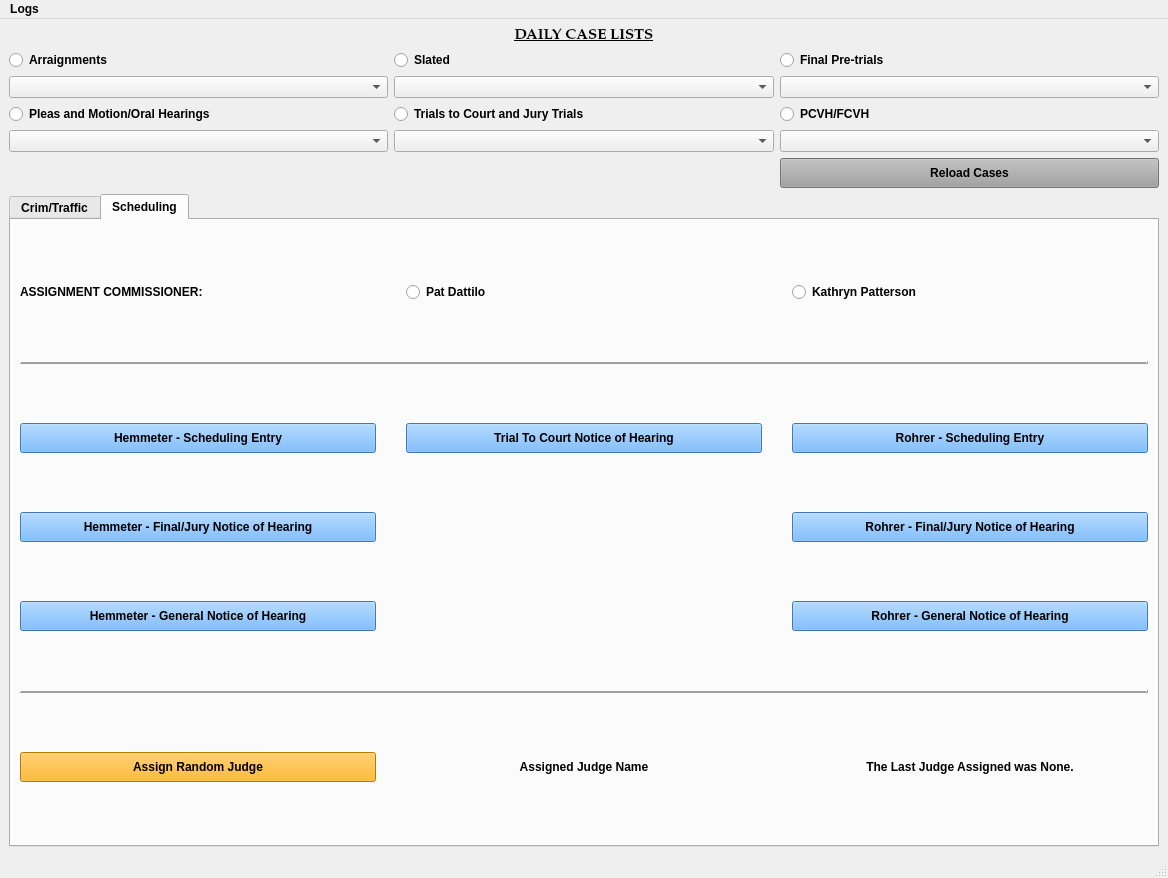
HunterProgram22/MuniEntry, file munientry/views/ui/MainWindow.ui: the form before one commit.
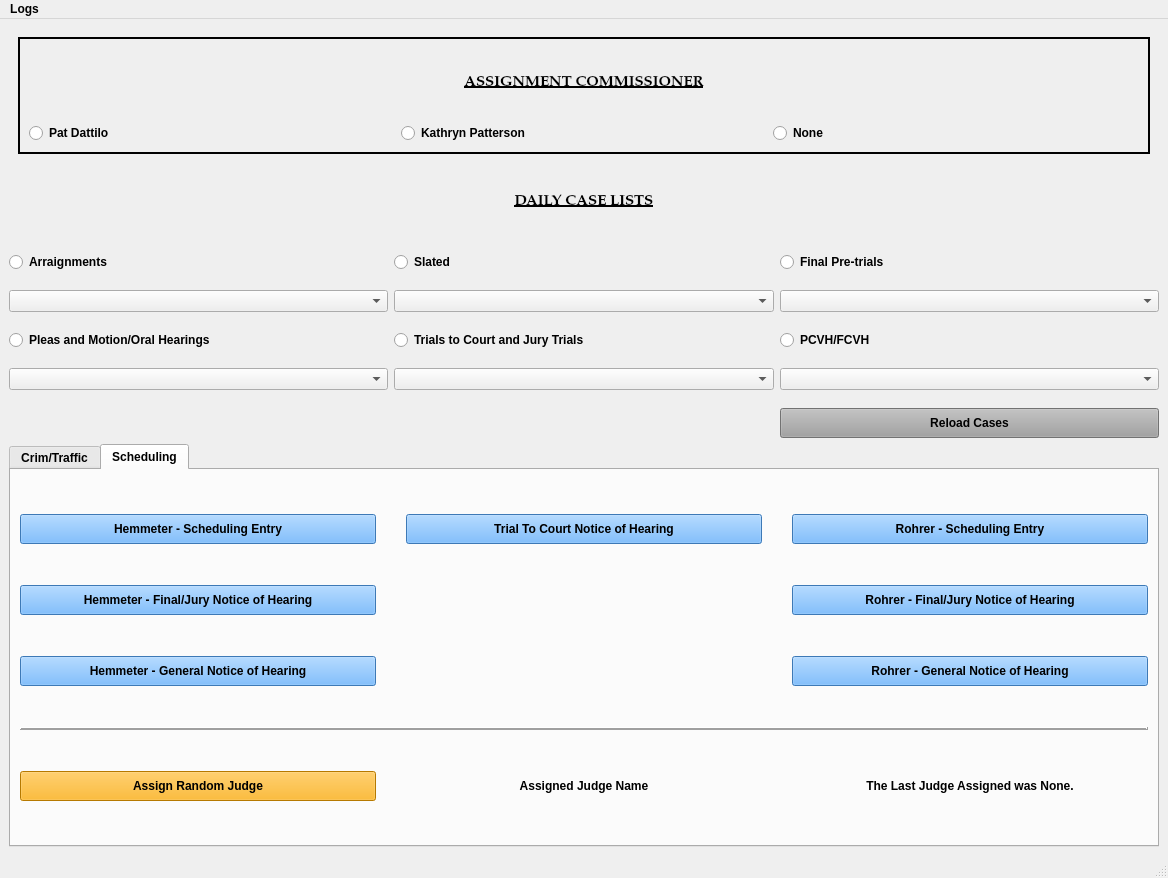
The form after the commit. The open tabs and pages were chosen to show the change. Custom widgets are drawn as their Qt base class.

Commit message: Moved judicial officers and assignment commissioners to stacked widget.

What changed in the file:
```diff
--- a/munientry/views/ui/MainWindow.ui
+++ b/munientry/views/ui/MainWindow.ui
@@ -35,8 +35,282 @@
 font-weight: bold;</string>
   </property>
   <widget class="QWidget" name="centralwidget">
+   <layout class="QGridLayout" name="gridLayout_10">
+    <item row="0" column="0">
+     <layout class="QGridLayout" name="gridLayout_9" rowstretch="1,2,3">
+      <item row="0" column="0">
+       <widget class="QStackedWidget" name="stackedWidget">
+        <property name="currentIndex">
+         <number>1</number>
+        </property>
+        <widget class="QWidget" name="page">
    <layout class="QGridLayout" name="gridLayout_6">
+          <item row="0" column="0">
+           <widget class="QFrame" name="judicial_officer_frame">
+            <property name="frameShape">
+             <enum>QFrame::Box</enum>
+            </property>
+            <property name="frameShadow">
+             <enum>QFrame::Plain</enum>
+            </property>
+            <property name="lineWidth">
+             <number>2</number>
+            </property>
+            <layout class="QGridLayout" name="gridLayout">
+             <property name="spacing">
+              <number>12</number>
+             </property>
+             <item row="6" column="1">
+              <widget class="QRadioButton" name="pelanda_radioButton">
+               <property name="text">
+                <string>Magistrate Pelanda</string>
+               </property>
+              </widget>
+             </item>
+             <item row="5" column="0">
+              <widget class="QRadioButton" name="hemmeter_radioButton">
+               <property name="text">
+                <string>Judge Hemmeter</string>
+               </property>
+              </widget>
+             </item>
+             <item row="5" column="2">
+              <widget class="QRadioButton" name="visiting_judge_radioButton">
+               <property name="text">
+                <string>Visiting Judge</string>
+               </property>
+              </widget>
+             </item>
+             <item row="6" column="2">
+              <widget class="QRadioButton" name="kudela_radioButton">
+               <property name="text">
+                <string>Magistrate Kudela</string>
+               </property>
+              </widget>
+             </item>
+             <item row="6" column="0">
+              <widget class="QRadioButton" name="bunner_radioButton">
+               <property name="text">
+                <string>Magistrate Bunner</string>
+               </property>
+              </widget>
+             </item>
+             <item row="5" column="1">
+              <widget class="QRadioButton" name="rohrer_radioButton">
+               <property name="text">
+                <string>Judge Rohrer</string>
+               </property>
+              </widget>
+             </item>
+             <item row="4" column="0" colspan="3">
+              <widget class="QLabel" name="label_9">
+               <property name="font">
+                <font>
+                 <family>Palatino Linotype</family>
+                 <pointsize>11</pointsize>
+                 <weight>75</weight>
+                 <italic>false</italic>
+                 <bold>true</bold>
+                 <underline>true</underline>
+                </font>
+               </property>
+               <property name="text">
+                <string>JUDICIAL OFFICER</string>
+               </property>
+               <property name="alignment">
+                <set>Qt::AlignCenter</set>
+               </property>
+              </widget>
+             </item>
+            </layout>
+           </widget>
+          </item>
+         </layout>
+        </widget>
+        <widget class="QWidget" name="page_2">
+         <layout class="QGridLayout" name="gridLayout_7">
+          <item row="0" column="0">
+           <widget class="QFrame" name="frame">
+            <property name="frameShape">
+             <enum>QFrame::Box</enum>
+            </property>
+            <property name="frameShadow">
+             <enum>QFrame::Plain</enum>
+            </property>
+            <property name="lineWidth">
+             <number>2</number>
+            </property>
+            <layout class="QGridLayout" name="gridLayout_3">
+             <item row="1" column="2">
+              <widget class="QRadioButton" name="radioButton_2">
+               <property name="text">
+                <string>Kathryn Patterson</string>
+               </property>
+              </widget>
+             </item>
+             <item row="1" column="1">
+              <widget class="QRadioButton" name="radioButton">
+               <property name="text">
+                <string>Pat Dattilo</string>
+               </property>
+              </widget>
+             </item>
+             <item row="1" column="3">
+              <widget class="QRadioButton" name="radioButton_3">
+               <property name="text">
+                <string>None</string>
+               </property>
+              </widget>
+             </item>
+             <item row="0" column="1" colspan="3">
+              <widget class="QLabel" name="label">
+               <property name="font">
+                <font>
+                 <family>Palatino Linotype</family>
+                 <pointsize>11</pointsize>
+                 <weight>75</weight>
+                 <italic>false</italic>
+                 <bold>true</bold>
+                 <underline>true</underline>
+                </font>
+               </property>
+               <property name="text">
+                <string>ASSIGNMENT COMMISSIONER</string>
+               </property>
+               <property name="alignment">
+                <set>Qt::AlignCenter</set>
+               </property>
+              </widget>
+             </item>
+            </layout>
+           </widget>
+          </item>
+         </layout>
+        </widget>
+       </widget>
+      </item>
     <item row="1" column="0">
+       <layout class="QGridLayout" name="gridLayout_8" rowstretch="1,1,1,1,1,1">
+        <property name="verticalSpacing">
+         <number>18</number>
+        </property>
+        <item row="1" column="0">
+         <widget class="QRadioButton" name="arraignments_radioButton">
+          <property name="text">
+           <string>Arraignments</string>
+          </property>
+          <attribute name="buttonGroup">
+           <string notr="true">buttonGroup</string>
+          </attribute>
+         </widget>
+        </item>
+        <item row="1" column="1">
+         <widget class="QRadioButton" name="slated_radioButton">
+          <property name="text">
+           <string>Slated                                  </string>
+          </property>
+          <attribute name="buttonGroup">
+           <string notr="true">buttonGroup</string>
+          </attribute>
+         </widget>
+        </item>
+        <item row="1" column="2">
+         <widget class="QRadioButton" name="final_pretrial_radioButton">
+          <property name="text">
+           <string>Final Pre-trials</string>
+          </property>
+          <attribute name="buttonGroup">
+           <string notr="true">buttonGroup</string>
+          </attribute>
+         </widget>
+        </item>
+        <item row="2" column="0">
+         <widget class="ExtendedComboBox" name="arraignments_cases_box"/>
+        </item>
+        <item row="2" column="1">
+         <widget class="ExtendedComboBox" name="slated_cases_box"/>
+        </item>
+        <item row="2" column="2">
+         <widget class="ExtendedComboBox" name="final_pretrial_cases_box"/>
+        </item>
+        <item row="3" column="0">
+         <widget class="QRadioButton" name="pleas_radioButton">
+          <property name="text">
+           <string>Pleas and Motion/Oral Hearings</string>
+          </property>
+          <attribute name="buttonGroup">
+           <string notr="true">buttonGroup</string>
+          </attribute>
+         </widget>
+        </item>
+        <item row="3" column="1">
+         <widget class="QRadioButton" name="trials_to_court_radioButton">
+          <property name="text">
+           <string>Trials to Court and Jury Trials</string>
+          </property>
+          <attribute name="buttonGroup">
+           <string notr="true">buttonGroup</string>
+          </attribute>
+         </widget>
+        </item>
+        <item row="3" column="2">
+         <widget class="QRadioButton" name="pcvh_fcvh_radioButton">
+          <property name="text">
+           <string>PCVH/FCVH</string>
+          </property>
+          <attribute name="buttonGroup">
+           <string notr="true">buttonGroup</string>
+          </attribute>
+         </widget>
+        </item>
+        <item row="4" column="0">
+         <widget class="ExtendedComboBox" name="pleas_cases_box"/>
+        </item>
+        <item row="4" column="1">
+         <widget class="ExtendedComboBox" name="trials_to_court_cases_box"/>
+        </item>
+        <item row="4" column="2">
+         <widget class="ExtendedComboBox" name="pcvh_fcvh_cases_box"/>
+        </item>
+        <item row="5" column="2">
+         <widget class="QPushButton" name="reload_cases_Button">
+          <property name="minimumSize">
+           <size>
+            <width>120</width>
+            <height>30</height>
+           </size>
+          </property>
+          <property name="styleSheet">
+           <string notr="true">background-color: rgb(160, 160, 160);</string>
+          </property>
+          <property name="text">
+           <string>Reload Cases</string>
+          </property>
+         </widget>
+        </item>
+        <item row="0" column="0" colspan="3">
+         <widget class="QLabel" name="label_3">
+          <property name="font">
+           <font>
+            <family>Palatino Linotype</family>
+            <pointsize>11</pointsize>
+            <weight>75</weight>
+            <italic>false</italic>
+            <bold>true</bold>
+            <underline>true</underline>
+           </font>
+          </property>
+          <property name="text">
+           <string>DAILY CASE LISTS</string>
+          </property>
+          <property name="alignment">
+           <set>Qt::AlignCenter</set>
+          </property>
+         </widget>
+        </item>
+       </layout>
+      </item>
+      <item row="2" column="0">
      <layout class="QGridLayout" name="gridLayout_5" rowstretch="1,0">
       <item row="0" column="0" rowspan="2">
        <widget class="QTabWidget" name="tabWidget">
@@ -408,86 +682,6 @@
             </property>
            </widget>
           </item>
-          <item row="0" column="0" colspan="3">
-           <widget class="QFrame" name="judicial_officer_frame">
-            <property name="frameShape">
-             <enum>QFrame::Box</enum>
-            </property>
-            <property name="frameShadow">
-             <enum>QFrame::Plain</enum>
-            </property>
-            <property name="lineWidth">
-             <number>2</number>
-            </property>
-            <layout class="QGridLayout" name="gridLayout">
-             <property name="spacing">
-              <number>12</number>
-             </property>
-             <item row="6" column="1">
-              <widget class="QRadioButton" name="pelanda_radioButton">
-               <property name="text">
-                <string>Magistrate Pelanda</string>
-               </property>
-              </widget>
-             </item>
-             <item row="5" column="2">
-              <widget class="QRadioButton" name="visiting_judge_radioButton">
-               <property name="text">
-                <string>Visiting Judge</string>
-               </property>
-              </widget>
-             </item>
-             <item row="5" column="0">
-              <widget class="QRadioButton" name="hemmeter_radioButton">
-               <property name="text">
-                <string>Judge Hemmeter</string>
-               </property>
-              </widget>
-             </item>
-             <item row="6" column="2">
-              <widget class="QRadioButton" name="kudela_radioButton">
-               <property name="text">
-                <string>Magistrate Kudela</string>
-               </property>
-              </widget>
-             </item>
-             <item row="6" column="0">
-              <widget class="QRadioButton" name="bunner_radioButton">
-               <property name="text">
-                <string>Magistrate Bunner</string>
-               </property>
-              </widget>
-             </item>
-             <item row="5" column="1">
-              <widget class="QRadioButton" name="rohrer_radioButton">
-               <property name="text">
-                <string>Judge Rohrer</string>
-               </property>
-              </widget>
-             </item>
-             <item row="4" column="0" colspan="3">
-              <widget class="QLabel" name="label_9">
-               <property name="font">
-                <font>
-                 <family>Palatino Linotype</family>
-                 <pointsize>11</pointsize>
-                 <weight>75</weight>
-                 <italic>false</italic>
-                 <bold>true</bold>
-                 <underline>true</underline>
-                </font>
-               </property>
-               <property name="text">
-                <string>JUDICIAL OFFICER</string>
-               </property>
-               <property name="alignment">
-                <set>Qt::AlignCenter</set>
-               </property>
-              </widget>
-             </item>
-            </layout>
-           </widget>
-          </item>
          </layout>
         </widget>
         <widget class="QWidget" name="schedulingTab">
@@ -502,40 +696,6 @@
            <number>6</number>
           </property>
           <item row="0" column="0">
-           <widget class="QLabel" name="label">
-            <property name="text">
-             <string>ASSIGNMENT COMMISSIONER:</string>
-            </property>
-           </widget>
-          </item>
-          <item row="0" column="1">
-           <widget class="QRadioButton" name="radioButton">
-            <property name="text">
-             <string>Pat Dattilo</string>
-            </property>
-           </widget>
-          </item>
-          <item row="0" column="2">
-           <widget class="QRadioButton" name="radioButton_2">
-            <property name="text">
-             <string>Kathryn Patterson</string>
-            </property>
-           </widget>
-          </item>
-          <item row="1" column="0" colspan="3">
-           <widget class="Line" name="line">
-            <property name="frameShadow">
-             <enum>QFrame::Raised</enum>
-            </property>
-            <property name="lineWidth">
-             <number>2</number>
-            </property>
-            <property name="orientation">
-             <enum>Qt::Horizontal</enum>
-            </property>
-           </widget>
-          </item>
-          <item row="2" column="0">
            <widget class="QPushButton" name="hemmeter_schedulingEntryButton">
             <property name="minimumSize">
              <size>
@@ -551,23 +711,7 @@
             </property>
            </widget>
           </item>
-          <item row="2" column="1">
-           <widget class="QPushButton" name="trial_to_court_hearingEntryButton">
-            <property name="minimumSize">
-             <size>
-              <width>120</width>
-              <height>30</height>
-             </size>
-            </property>
-            <property name="styleSheet">
-             <string notr="true">background-color: rgb(85, 170, 255);</string>
-            </property>
-            <property name="text">
-             <string>Trial To Court Notice of Hearing</string>
-            </property>
-           </widget>
-          </item>
-          <item row="2" column="2">
+            <item row="0" column="2">
            <widget class="QPushButton" name="rohrer_schedulingEntryButton">
             <property name="minimumSize">
              <size>
@@ -583,7 +727,7 @@
             </property>
            </widget>
           </item>
-          <item row="3" column="0">
+            <item row="1" column="0">
            <widget class="QPushButton" name="final_jury_hearingEntryButton_2">
             <property name="minimumSize">
              <size>
@@ -599,7 +743,7 @@
             </property>
            </widget>
           </item>
-          <item row="3" column="2">
+            <item row="1" column="2">
            <widget class="QPushButton" name="final_jury_hearingEntryButton">
             <property name="minimumSize">
              <size>
@@ -615,7 +759,23 @@
             </property>
            </widget>
           </item>
-          <item row="4" column="0">
+            <item row="0" column="1">
+             <widget class="QPushButton" name="trial_to_court_hearingEntryButton">
+              <property name="minimumSize">
+               <size>
+                <width>120</width>
+                <height>30</height>
+               </size>
+              </property>
+              <property name="styleSheet">
+               <string notr="true">background-color: rgb(85, 170, 255);</string>
+              </property>
+              <property name="text">
+               <string>Trial To Court Notice of Hearing</string>
+              </property>
+             </widget>
+            </item>
+            <item row="2" column="0">
            <widget class="QPushButton" name="general_hearingEntryButton">
             <property name="minimumSize">
              <size>
@@ -631,7 +791,7 @@
             </property>
            </widget>
           </item>
-          <item row="4" column="2">
+            <item row="2" column="2">
            <widget class="QPushButton" name="general_hearingEntryButton_2">
             <property name="minimumSize">
              <size>
@@ -647,7 +807,7 @@
             </property>
            </widget>
           </item>
-          <item row="5" column="0" colspan="3">
+            <item row="3" column="0" colspan="3">
            <widget class="Line" name="line_3">
             <property name="frameShadow">
              <enum>QFrame::Raised</enum>
@@ -660,7 +820,7 @@
             </property>
            </widget>
           </item>
-          <item row="6" column="0">
+            <item row="4" column="0">
            <widget class="QPushButton" name="random_judge_Button">
             <property name="minimumSize">
              <size>
@@ -676,23 +836,7 @@
             </property>
            </widget>
           </item>
-          <item row="6" column="1">
-           <widget class="QLabel" name="assign_judge_label">
-            <property name="maximumSize">
-             <size>
-              <width>16777215</width>
-              <height>75</height>
-             </size>
-            </property>
-            <property name="text">
-             <string>Assigned Judge Name</string>
-            </property>
-            <property name="alignment">
-             <set>Qt::AlignCenter</set>
-            </property>
-           </widget>
-          </item>
-          <item row="6" column="2">
+            <item row="4" column="2">
            <widget class="QLabel" name="last_judge_assigned_label">
             <property name="maximumSize">
              <size>
@@ -711,127 +855,27 @@
             </property>
            </widget>
           </item>
-         </layout>
-        </widget>
-       </widget>
-      </item>
-     </layout>
-    </item>
-    <item row="0" column="0">
-     <layout class="QGridLayout" name="gridLayout_3">
-      <item row="5" column="2">
-       <widget class="QPushButton" name="reload_cases_Button">
-        <property name="minimumSize">
+            <item row="4" column="1">
+             <widget class="QLabel" name="assign_judge_label">
+              <property name="maximumSize">
          <size>
-          <width>120</width>
-          <height>30</height>
-         </size>
-        </property>
-        <property name="styleSheet">
-         <string notr="true">background-color: rgb(160, 160, 160);</string>
-        </property>
+                <width>16777215</width>
+                <height>75</height>
+               </size>
+              </property>
         <property name="text">
-         <string>Reload Cases</string>
-        </property>
-       </widget>
-      </item>
-      <item row="1" column="2">
-       <widget class="QRadioButton" name="final_pretrial_radioButton">
-        <property name="text">
-         <string>Final Pre-trials</string>
-        </property>
-        <attribute name="buttonGroup">
-         <string notr="true">buttonGroup</string>
-        </attribute>
-       </widget>
-      </item>
-      <item row="0" column="0" colspan="3">
-       <widget class="QLabel" name="label_3">
-        <property name="font">
-         <font>
-          <family>Palatino Linotype</family>
-          <pointsize>11</pointsize>
-          <weight>75</weight>
-          <italic>false</italic>
-          <bold>true</bold>
-          <underline>true</underline>
-         </font>
-        </property>
-        <property name="text">
-         <string>DAILY CASE LISTS</string>
+               <string>Assigned Judge Name</string>
         </property>
         <property name="alignment">
          <set>Qt::AlignCenter</set>
         </property>
        </widget>
       </item>
-      <item row="4" column="0">
-       <widget class="ExtendedComboBox" name="pleas_cases_box"/>
-      </item>
-      <item row="3" column="2">
-       <widget class="QRadioButton" name="pcvh_fcvh_radioButton">
-        <property name="text">
-         <string>PCVH/FCVH</string>
-        </property>
-        <attribute name="buttonGroup">
-         <string notr="true">buttonGroup</string>
-        </attribute>
-       </widget>
-      </item>
-      <item row="1" column="1">
-       <widget class="QRadioButton" name="slated_radioButton">
-        <property name="text">
-         <string>Slated                                  </string>
-        </property>
-        <attribute name="buttonGroup">
-         <string notr="true">buttonGroup</string>
-        </attribute>
-       </widget>
-      </item>
-      <item row="3" column="1">
-       <widget class="QRadioButton" name="trials_to_court_radioButton">
-        <property name="text">
-         <string>Trials to Court and Jury Trials</string>
-        </property>
-        <attribute name="buttonGroup">
-         <string notr="true">buttonGroup</string>
-        </attribute>
-       </widget>
-      </item>
-      <item row="4" column="1">
-       <widget class="ExtendedComboBox" name="trials_to_court_cases_box"/>
-      </item>
-      <item row="4" column="2">
-       <widget class="ExtendedComboBox" name="pcvh_fcvh_cases_box"/>
-      </item>
-      <item row="2" column="0">
-       <widget class="ExtendedComboBox" name="arraignments_cases_box"/>
-      </item>
-      <item row="1" column="0">
-       <widget class="QRadioButton" name="arraignments_radioButton">
-        <property name="text">
-         <string>Arraignments</string>
-        </property>
-        <attribute name="buttonGroup">
-         <string notr="true">buttonGroup</string>
-        </attribute>
-       </widget>
-      </item>
-      <item row="2" column="1">
-       <widget class="ExtendedComboBox" name="slated_cases_box"/>
-      </item>
-      <item row="2" column="2">
-       <widget class="ExtendedComboBox" name="final_pretrial_cases_box"/>
-      </item>
-      <item row="3" column="0">
-       <widget class="QRadioButton" name="pleas_radioButton">
-        <property name="text">
-         <string>Pleas and Motion/Oral Hearings</string>
-        </property>
-        <attribute name="buttonGroup">
-         <string notr="true">buttonGroup</string>
-        </attribute>
-       </widget>
+           </layout>
+          </widget>
+         </widget>
+        </item>
+       </layout>
       </item>
      </layout>
     </item>
```
Lines whose indentation alone changed are shown as unchanged. The commit also changes 2 other files.
